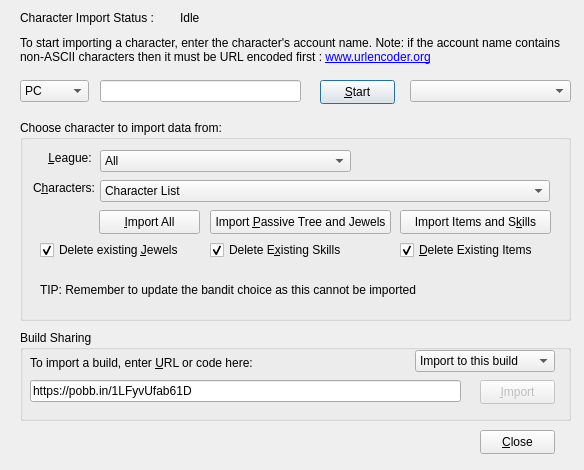
First picture: the form in Assets/dlgImport.ui, repository PathOfBuildingCommunity/PathOfBuilding-Python, before the edit.
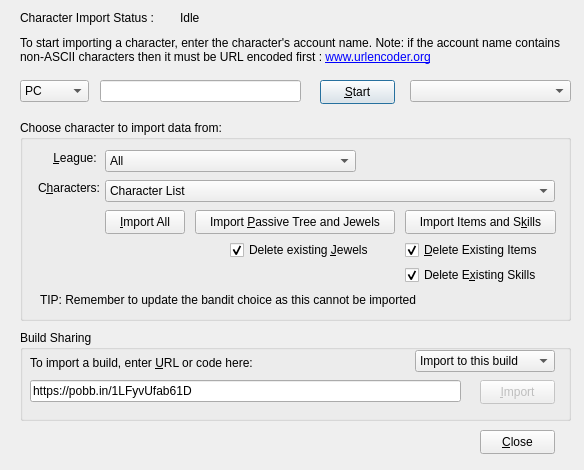
Second picture: the form after the edit.

What changed in the file:
```diff
--- a/Assets/dlgImport.ui
+++ b/Assets/dlgImport.ui
@@ -149,7 +149,7 @@
      <rect>
       <x>10</x>
       <y>30</y>
-      <width>65</width>
+      <width>70</width>
       <height>16</height>
      </rect>
     </property>
@@ -166,7 +166,7 @@
    <widget class="QComboBox" name="combo_League">
     <property name="geometry">
      <rect>
-      <x>80</x>
+      <x>85</x>
       <y>30</y>
       <width>251</width>
       <height>22</height>
@@ -181,7 +181,7 @@
    <widget class="QComboBox" name="combo_CharList">
     <property name="geometry">
      <rect>
-      <x>80</x>
+      <x>85</x>
       <y>60</y>
       <width>450</width>
       <height>22</height>
@@ -196,9 +196,9 @@
    <widget class="QPushButton" name="btn_TreeJewels">
     <property name="geometry">
      <rect>
-      <x>190</x>
+      <x>175</x>
       <y>90</y>
-      <width>181</width>
+      <width>200</width>
       <height>24</height>
      </rect>
     </property>
@@ -209,7 +209,7 @@
    <widget class="QPushButton" name="btn_ItemsSkills">
     <property name="geometry">
      <rect>
-      <x>380</x>
+      <x>385</x>
       <y>90</y>
       <width>151</width>
       <height>24</height>
@@ -222,7 +222,7 @@
    <widget class="QCheckBox" name="check_DeleteJewels">
     <property name="geometry">
      <rect>
-      <x>20</x>
+      <x>210</x>
       <y>120</y>
       <width>151</width>
       <height>20</height>
@@ -238,7 +238,7 @@
    <widget class="QCheckBox" name="check_Items">
     <property name="geometry">
      <rect>
-      <x>380</x>
+      <x>385</x>
       <y>120</y>
       <width>150</width>
       <height>20</height>
@@ -254,8 +254,8 @@
    <widget class="QCheckBox" name="check_DeleteSkills">
     <property name="geometry">
      <rect>
-      <x>190</x>
-      <y>120</y>
+      <x>385</x>
+      <y>145</y>
       <width>150</width>
       <height>20</height>
      </rect>
@@ -271,9 +271,9 @@
     <property name="geometry">
      <rect>
       <x>20</x>
-      <y>150</y>
+      <y>170</y>
       <width>500</width>
-      <height>40</height>
+      <height>20</height>
      </rect>
     </property>
     <property name="text">
@@ -286,9 +286,9 @@
    <widget class="QPushButton" name="btn_ImportAll">
     <property name="geometry">
      <rect>
-      <x>79</x>
+      <x>85</x>
       <y>90</y>
-      <width>101</width>
+      <width>80</width>
       <height>24</height>
      </rect>
     </property>
@@ -301,7 +301,7 @@
      <rect>
       <x>10</x>
       <y>60</y>
-      <width>65</width>
+      <width>70</width>
       <height>16</height>
      </rect>
     </property>
```
